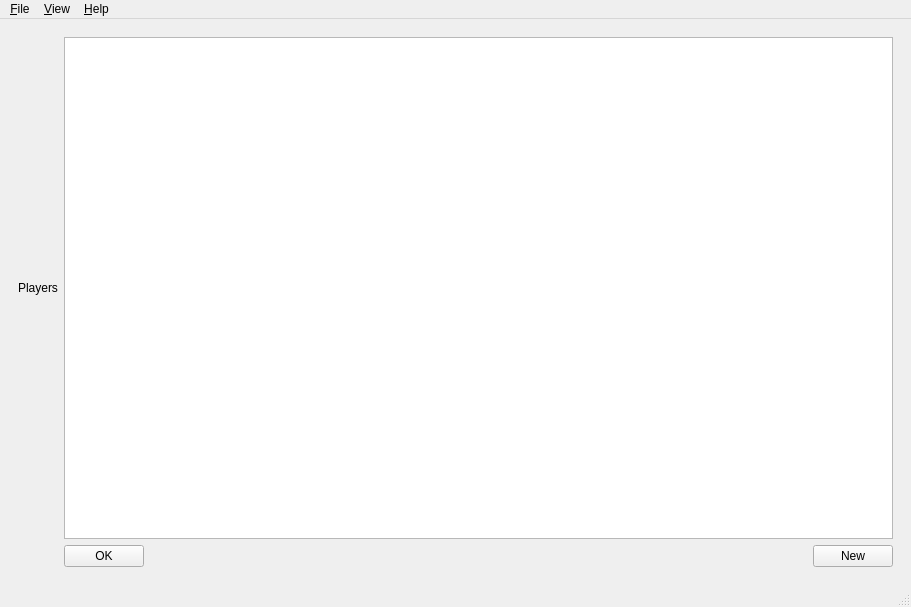
Before: the Qt Designer form zero_play/main_window.ui in donkirkby/zero-play, drawn with Qt 5.
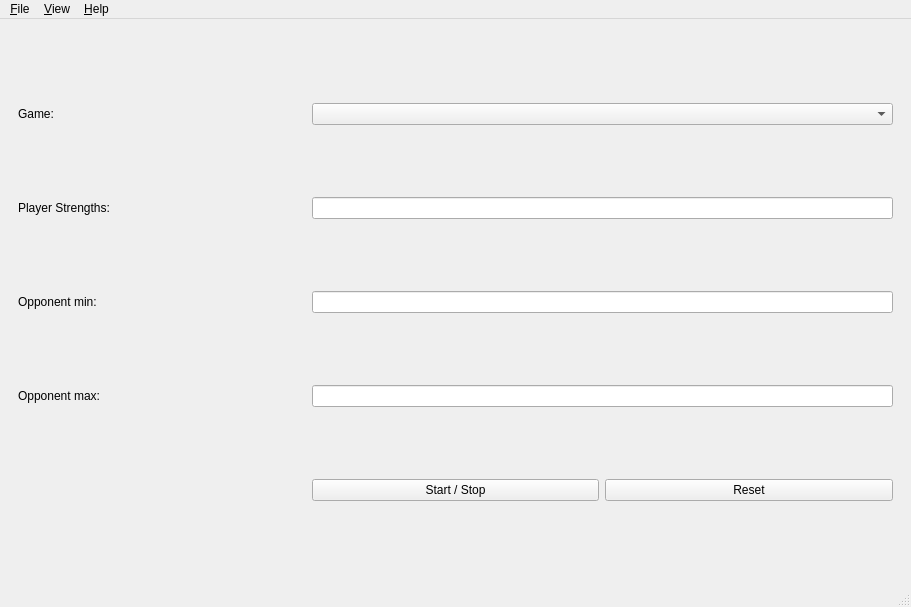
After: the same form once the commit is applied. The open tabs and pages were chosen to show the change.

Commit message: Plot opponent strength as it adjusts over time for each game (#16).

Patch:
```diff
--- a/zero_play/main_window.ui
+++ b/zero_play/main_window.ui
@@ -342,8 +342,81 @@
         </item>
        </layout>
       </widget>
-      <widget class="QWidget" name="plot_page">
-       <layout class="QVBoxLayout" name="plot_layout"/>
+      <widget class="QWidget" name="plot_strength_page">
+       <layout class="QGridLayout" name="gridLayout_5">
+        <item row="0" column="0">
+         <widget class="QLabel" name="label">
+          <property name="text">
+           <string>Game:</string>
+          </property>
+         </widget>
+        </item>
+        <item row="0" column="1" colspan="2">
+         <widget class="QComboBox" name="plot_game"/>
+        </item>
+        <item row="2" column="1" colspan="2">
+         <widget class="QLineEdit" name="lineEdit">
+          <property name="whatsThis">
+           <string extracomment="comma-separated list of search counts"/>
+          </property>
+         </widget>
+        </item>
+        <item row="3" column="0">
+         <widget class="QLabel" name="label_2">
+          <property name="text">
+           <string>Opponent min:</string>
+          </property>
+         </widget>
+        </item>
+        <item row="3" column="1" colspan="2">
+         <widget class="QLineEdit" name="lineEdit_2"/>
+        </item>
+        <item row="6" column="2">
+         <widget class="QPushButton" name="reset_plot">
+          <property name="text">
+           <string>Reset</string>
+          </property>
+         </widget>
+        </item>
+        <item row="6" column="1">
+         <widget class="QPushButton" name="start_stop_plot">
+          <property name="text">
+           <string>Start / Stop</string>
+          </property>
+         </widget>
+        </item>
+        <item row="2" column="0">
+         <widget class="QLabel" name="strengths_label">
+          <property name="text">
+           <string>Player Strengths:</string>
+          </property>
+         </widget>
+        </item>
+        <item row="4" column="0">
+         <widget class="QLabel" name="label_3">
+          <property name="text">
+           <string>Opponent max:</string>
+          </property>
+         </widget>
+        </item>
+        <item row="4" column="1" colspan="2">
+         <widget class="QLineEdit" name="lineEdit_3"/>
+        </item>
+       </layout>
+      </widget>
+      <widget class="QWidget" name="plot_history_page">
+       <layout class="QGridLayout" name="gridLayout_6" columnstretch="1,8">
+        <item row="0" column="0">
+         <widget class="QLabel" name="label_4">
+          <property name="text">
+           <string>Game:</string>
+          </property>
+         </widget>
+        </item>
+        <item row="0" column="1">
+         <widget class="QComboBox" name="history_game"/>
+        </item>
+       </layout>
       </widget>
      </widget>
     </item>
```
Left out of the diff: 8 changed lines with no effect on the pictures. The commit also changes 9 other files.
